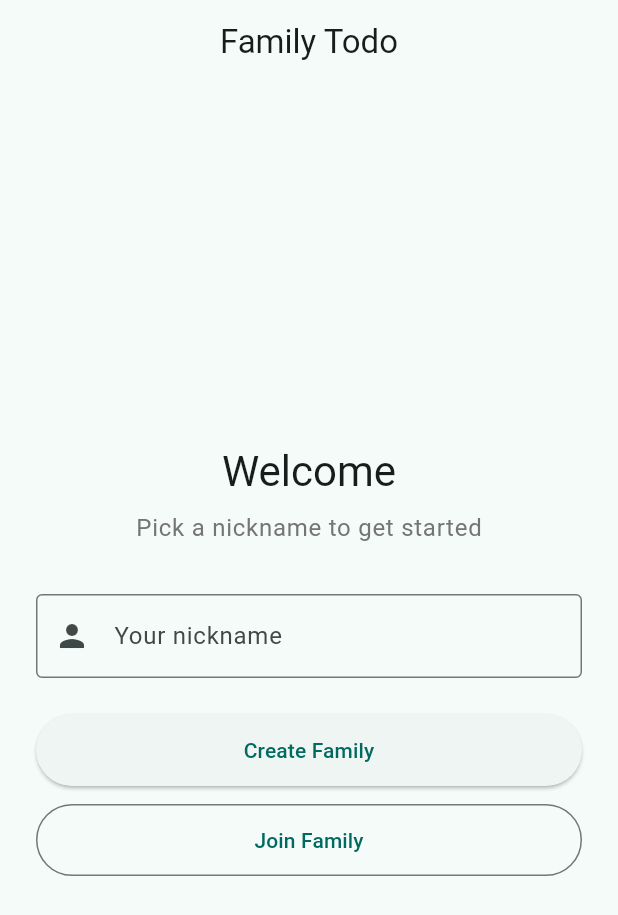
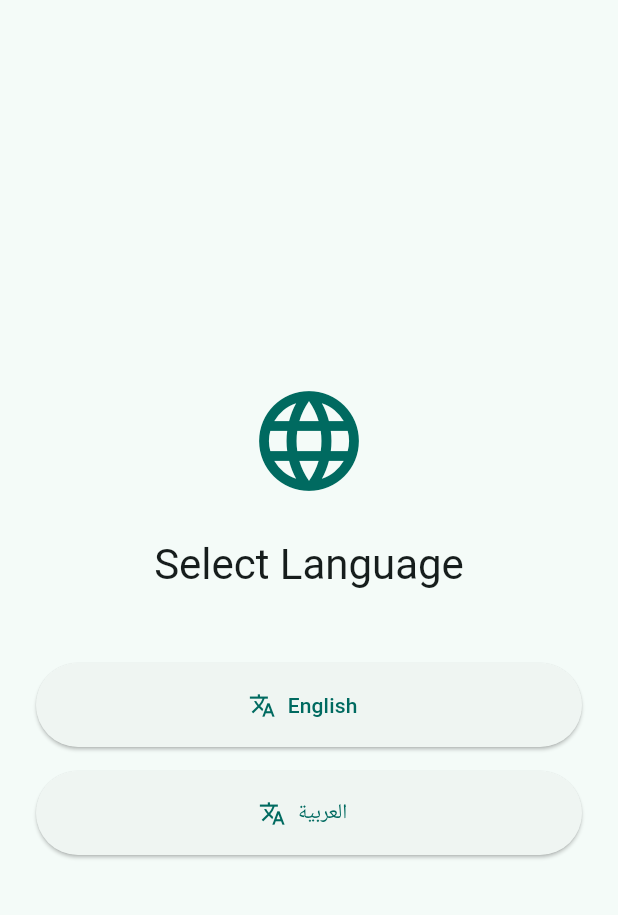
Before and after one commit to atefBB/simple-todo-flutter-app, a Flutter app: the screen it shows after launch, on a phone screen of 412 x 824 dp. Shown: the top 915 px of the screen. Run offline on Flutter 3.47's test engine with Material 3 defaults, Android fonts, the light colour scheme and no system bars; our stand-ins replace shared_preferences, supabase_flutter; accounts and stored records are empty.

Commit message:
add Arabic/English localization with language picker on first launch

```diff
--- /dev/null
+++ b/env.example.json
@@ -0,0 +1,4 @@
+{
+  "SUPABASE_URL": "https://your-project.supabase.co",
+  "SUPABASE_ANON_KEY": "your-anon-key"
+}
--- /dev/null
+++ b/l10n.yaml
@@ -0,0 +1,4 @@
+arb-dir: lib/l10n
+template-arb-file: app_en.arb
+output-localization-file: app_localizations.dart
+output-dir: lib/generated
--- a/lib/app.dart
+++ b/lib/app.dart
@@ -1,14 +1,34 @@
 import 'package:flutter/material.dart';
+import 'package:provider/provider.dart';
+import 'generated/app_localizations.dart';
+import 'providers/language_provider.dart';
+import 'screens/language_selection_screen.dart';
 import 'screens/setup_screen.dart';
 
-class FamilyTodoApp extends StatelessWidget {
+class FamilyTodoApp extends StatefulWidget {
   const FamilyTodoApp({super.key});
 
   @override
+  State<FamilyTodoApp> createState() => _FamilyTodoAppState();
+}
+
+class _FamilyTodoAppState extends State<FamilyTodoApp> {
+  @override
+  void initState() {
+    super.initState();
+    context.read<LanguageProvider>().load();
+  }
+
+  @override
   Widget build(BuildContext context) {
+    final langProvider = context.watch<LanguageProvider>();
+
     return MaterialApp(
       title: 'Family Todo',
       debugShowCheckedModeBanner: false,
+      locale: langProvider.locale,
+      localizationsDelegates: AppLocalizations.localizationsDelegates,
+      supportedLocales: AppLocalizations.supportedLocales,
       theme: ThemeData(
         colorSchemeSeed: Colors.teal,
         useMaterial3: true,
@@ -28,7 +48,11 @@ class FamilyTodoApp extends StatelessWidget {
         ),
       ),
       themeMode: ThemeMode.system,
-      home: const SetupScreen(),
+      home: langProvider.initialized
+          ? (langProvider.languageSelected
+              ? const SetupScreen()
+              : const LanguageSelectionScreen())
+          : const Scaffold(body: Center(child: CircularProgressIndicator())),
     );
   }
 }
--- /dev/null
+++ b/lib/providers/language_provider.dart
@@ -0,0 +1,30 @@
+import 'package:flutter/material.dart';
+import 'package:shared_preferences/shared_preferences.dart';
+
+class LanguageProvider extends ChangeNotifier {
+  static const _key = 'app_locale';
+
+  Locale? _locale;
+  bool _initialized = false;
+
+  Locale? get locale => _locale;
+  bool get initialized => _initialized;
+  bool get languageSelected => _locale != null;
+
+  Future<void> load() async {
+    final prefs = await SharedPreferences.getInstance();
+    final code = prefs.getString(_key);
+    if (code != null) {
+      _locale = Locale(code);
+    }
+    _initialized = true;
+    notifyListeners();
+  }
+
+  Future<void> setLocale(Locale locale) async {
+    _locale = locale;
+    notifyListeners();
+    final prefs = await SharedPreferences.getInstance();
+    await prefs.setString(_key, locale.languageCode);
+  }
+}
--- /dev/null
+++ b/lib/screens/language_selection_screen.dart
@@ -0,0 +1,67 @@
+import 'package:flutter/material.dart';
+import 'package:provider/provider.dart';
+import '../generated/app_localizations.dart';
+import '../providers/language_provider.dart';
+import 'setup_screen.dart';
+
+class LanguageSelectionScreen extends StatelessWidget {
+  const LanguageSelectionScreen({super.key});
+
+  @override
+  Widget build(BuildContext context) {
+    final l10n = AppLocalizations.of(context)!;
+
+    return Scaffold(
+      body: Center(
+        child: Padding(
+          padding: const EdgeInsets.all(24),
+          child: Column(
+            mainAxisAlignment: MainAxisAlignment.center,
+            children: [
+              Icon(
+                Icons.language_rounded,
+                size: 80,
+                color: Theme.of(context).colorScheme.primary,
+              ),
+              const SizedBox(height: 24),
+              Text(
+                l10n.selectLanguage,
+                style: Theme.of(context).textTheme.headlineMedium,
+              ),
+              const SizedBox(height: 48),
+              SizedBox(
+                width: double.infinity,
+                height: 56,
+                child: ElevatedButton.icon(
+                  icon: const Icon(Icons.translate),
+                  label: const Text('English'),
+                  onPressed: () => _selectLanguage(context, const Locale('en')),
+                ),
+              ),
+              const SizedBox(height: 16),
+              SizedBox(
+                width: double.infinity,
+                height: 56,
+                child: ElevatedButton.icon(
+                  icon: const Icon(Icons.translate),
+                  label: const Text('العربية'),
+                  onPressed: () => _selectLanguage(context, const Locale('ar')),
+                ),
+              ),
+            ],
+          ),
+        ),
+      ),
+    );
+  }
+
+  void _selectLanguage(BuildContext context, Locale locale) async {
+    final provider = context.read<LanguageProvider>();
+    await provider.setLocale(locale);
+    if (!context.mounted) return;
+    Navigator.pushReplacement(
+      context,
+      MaterialPageRoute(builder: (_) => const SetupScreen()),
+    );
+  }
+}
--- a/lib/screens/setup_screen.dart
+++ b/lib/screens/setup_screen.dart
@@ -2,6 +2,7 @@ import 'package:flutter/material.dart';
 import 'package:provider/provider.dart';
 import 'package:uuid/uuid.dart';
 
+import '../generated/app_localizations.dart';
 import '../models/family_member.dart';
 import '../providers/task_provider.dart';
 import '../services/supabase_service.dart';
@@ -30,6 +31,7 @@ class _SetupScreenState extends State<SetupScreen> {
   }
 
   Future<void> _createFamily() async {
+    final l10n = AppLocalizations.of(context)!;
     final nickname = _nicknameController.text.trim();
     if (nickname.isEmpty) return;
 
@@ -60,7 +62,7 @@ class _SetupScreenState extends State<SetupScreen> {
     } catch (e) {
       if (!mounted) return;
       ScaffoldMessenger.of(context).showSnackBar(
-        SnackBar(content: Text('Error: $e')),
+        SnackBar(content: Text(l10n.errorPrefix(e.toString()))),
       );
     } finally {
       if (mounted) setState(() => _isLoading = false);
@@ -68,6 +70,7 @@ class _SetupScreenState extends State<SetupScreen> {
   }
 
   Future<void> _joinFamily() async {
+    final l10n = AppLocalizations.of(context)!;
     final nickname = _nicknameController.text.trim();
     if (nickname.isEmpty) return;
 
@@ -104,7 +107,7 @@ class _SetupScreenState extends State<SetupScreen> {
     } catch (e) {
       if (!mounted) return;
       ScaffoldMessenger.of(context).showSnackBar(
-        SnackBar(content: Text('Error: $e')),
+        SnackBar(content: Text(l10n.errorPrefix(e.toString()))),
       );
     } finally {
       if (mounted) setState(() => _isLoading = false);
@@ -113,9 +116,11 @@ class _SetupScreenState extends State<SetupScreen> {
 
   @override
   Widget build(BuildContext context) {
+    final l10n = AppLocalizations.of(context)!;
+
     return Scaffold(
       appBar: AppBar(
-        title: const Text('Family Todo'),
+        title: Text(l10n.appTitle),
         centerTitle: true,
       ),
       body: Center(
@@ -125,12 +130,12 @@ class _SetupScreenState extends State<SetupScreen> {
             mainAxisAlignment: MainAxisAlignment.center,
             children: [
               Text(
-                'Welcome',
+                l10n.welcome,
                 style: Theme.of(context).textTheme.headlineMedium,
               ),
               const SizedBox(height: 8),
               Text(
-                'Pick a nickname to get started',
+                l10n.pickNickname,
                 style: Theme.of(context).textTheme.bodyLarge?.copyWith(
                       color: Colors.grey[600],
                     ),
@@ -138,10 +143,10 @@ class _SetupScreenState extends State<SetupScreen> {
               const SizedBox(height: 32),
               TextField(
                 controller: _nicknameController,
-                decoration: const InputDecoration(
-                  labelText: 'Your nickname',
-                  border: OutlineInputBorder(),
-                  prefixIcon: Icon(Icons.person),
+                decoration: InputDecoration(
+                  labelText: l10n.yourNickname,
+                  border: const OutlineInputBorder(),
+                  prefixIcon: const Icon(Icons.person),
                 ),
                 textCapitalization: TextCapitalization.words,
               ),
@@ -157,7 +162,7 @@ class _SetupScreenState extends State<SetupScreen> {
                           width: 20,
                           child: CircularProgressIndicator(strokeWidth: 2),
                         )
-                      : const Text('Create Family'),
+                      : Text(l10n.createFamily),
                 ),
               ),
               const SizedBox(height: 12),
@@ -166,7 +171,7 @@ class _SetupScreenState extends State<SetupScreen> {
                 height: 48,
                 child: OutlinedButton(
                   onPressed: _isLoading ? null : _joinFamily,
-                  child: const Text('Join Family'),
+                  child: Text(l10n.joinFamily),
                 ),
               ),
             ],
--- a/pubspec.yaml
+++ b/pubspec.yaml
@@ -30,6 +30,8 @@ environment:
 dependencies:
   flutter:
     sdk: flutter
+  flutter_localizations:
+    sdk: flutter
 
   # The following adds the Cupertino Icons font to your application.
   # Use with the CupertinoIcons class for iOS style icons.
@@ -37,6 +39,8 @@ dependencies:
   supabase_flutter: ^2.15.1
   provider: ^6.1.5+1
   uuid: ^4.5.3
+  shared_preferences: ^2.3.0
+  intl: ^0.20.2
 
 dev_dependencies:
   flutter_test:
@@ -54,6 +58,7 @@ dev_dependencies:
 
 # The following section is specific to Flutter packages.
 flutter:
+  generate: true
 
   # The following line ensures that the Material Icons font is
   # included with your application, so that you can use the icons in
```
Also changed, not shown: lib/l10n/app_ar.arb (added, +62 -0 lines), lib/l10n/app_en.arb (added, +184 -0 lines), lib/main.dart (+7 -0 lines), lib/screens/add_task_screen.dart (+15 -11 lines), lib/screens/home_screen.dart (+7 -4 lines), lib/widgets/empty_state.dart (+5 -2 lines), lib/widgets/family_code_dialog.dart (+13 -9 lines), lib/widgets/task_card.dart (+15 -11 lines), lib/generated/app_localizations.dart (added), lib/generated/app_localizations_ar.dart (added), lib/generated/app_localizations_en.dart (added), pubspec.lock, 2 other files.
